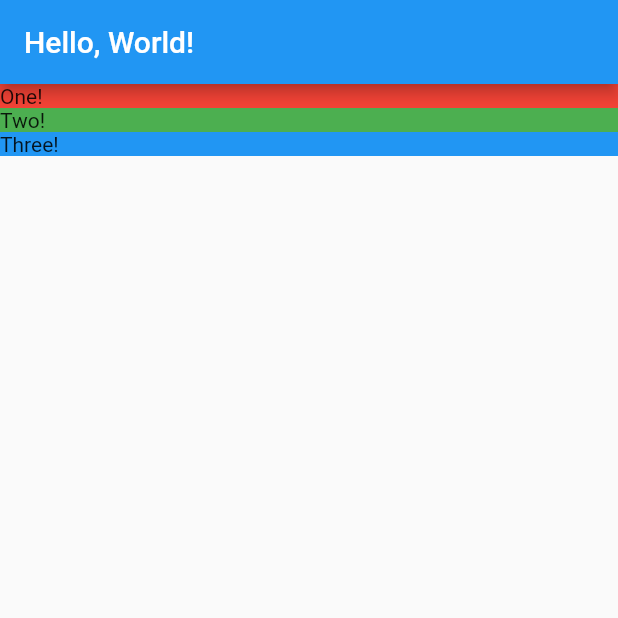
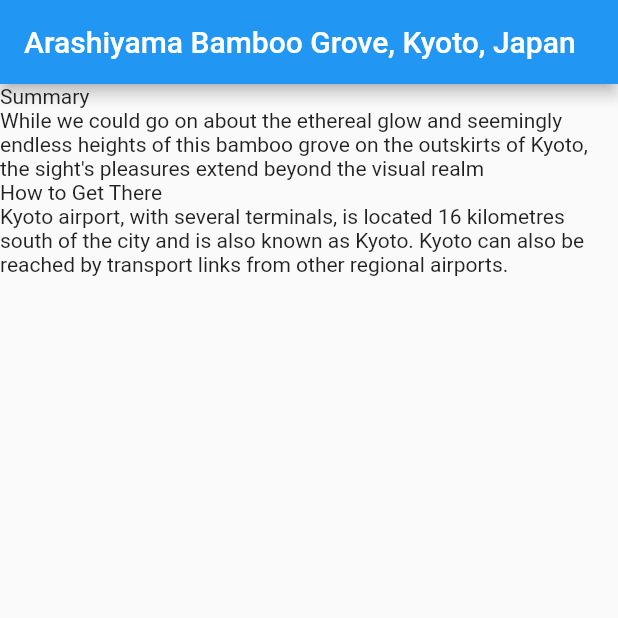
Before and after one commit to ricardoduarte/flutter-basicapp, a Flutter app: the screen it shows after launch, on a phone screen of 412 x 824 dp, the top half of it. Run offline on Flutter 3.47's test engine with Material 2 defaults, Android fonts, the phone set to English and light mode, and no system bars.

Commit message:
create models, mock data and show them in home page

```diff
--- a/lib/location_detail.dart
+++ b/lib/location_detail.dart
@@ -1,32 +1,40 @@
 import 'package:flutter/material.dart';
+import 'models/location.dart';
 
 class LocationDetail extends StatelessWidget {
-  const LocationDetail({super.key});
+  final Location location;
+
+  const LocationDetail(this.location);
 
   @override
   Widget build(BuildContext context) {
     return Scaffold(
       appBar: AppBar(
-        title: Text('Hello, World!'),
+        title: Text(location.name),
       ),
       body: Column(
         mainAxisAlignment: MainAxisAlignment.start,
         crossAxisAlignment: CrossAxisAlignment.stretch,
-        children: [
-          _section('One!', Colors.red),
-          _section('Two!', Colors.green),
-          _section('Three!', Colors.blue),
-        ],
+        children: _renderFacts(location),
       ),
     );
   }
 
-  Widget _section(String title, Color color) {
-    return Container(
-            decoration: BoxDecoration(
-              color: color,
-            ),
-            child: Text(title),
-          );
+  List<Widget> _renderFacts(Location location) {
+    var result = <Widget>[];
+
+    for (int i = 0; i < location.facts.length; i++) {
+      result.add(_sectionTitle(location.facts[i].title));
+      result.add(_sectionText(location.facts[i].text));
+    }
+    return result;
+  }
+
+  Widget _sectionTitle(String text) {
+    return Text(text);
+  }
+
+  Widget _sectionText(String text) {
+    return Text(text);
   }
 }
--- a/lib/main.dart
+++ b/lib/main.dart
@@ -1,8 +1,13 @@
-import 'package:basic/location_detail.dart';
 import 'package:flutter/material.dart';
+import 'location_detail.dart';
+import 'models/location.dart';
+import 'mocks/mock_location.dart';
+
 
 void main() {
-  runApp(MaterialApp(
-    home: LocationDetail(),
+  final Location mockLocation = MockLocation.FetchAny();
+
+  return runApp(MaterialApp(
+    home: LocationDetail(mockLocation),
   ));
 }
--- /dev/null
+++ b/lib/mocks/mock_location.dart
@@ -0,0 +1,22 @@
+import '../models/location.dart';
+import '../models/location_fact.dart';
+
+class MockLocation extends Location {
+  MockLocation({required super.name, required super.url, required super.facts});
+
+  static Location FetchAny() {
+    return Location(
+        name: 'Arashiyama Bamboo Grove, Kyoto, Japan',
+        url: 'https://cdn-images-1.medium.com/max/2000/1*vdJuSUKWl_SA9Lp-32ebnA.jpeg',
+        facts: <LocationFact>[
+          LocationFact(
+              title: 'Summary',
+              text:
+                  'While we could go on about the ethereal glow and seemingly endless heights of this bamboo grove on the outskirts of Kyoto, the sight\'s pleasures extend beyond the visual realm'),
+          LocationFact(
+              title: 'How to Get There',
+              text:
+                  'Kyoto airport, with several terminals, is located 16 kilometres south of the city and is also known as Kyoto. Kyoto can also be reached by transport links from other regional airports.')
+        ]);
+  }
+}
--- /dev/null
+++ b/lib/models/location.dart
@@ -0,0 +1,9 @@
+import 'package:basic/models/location_fact.dart';
+
+class Location {
+  final String name;
+  final String url;
+  final List<LocationFact> facts;
+
+  Location({required this.name, required this.url, required this.facts});
+}
--- /dev/null
+++ b/lib/models/location_fact.dart
@@ -0,0 +1,6 @@
+class LocationFact {
+  final String title;
+  final String text;
+
+  LocationFact({required this.title, required this.text});
+}
```
